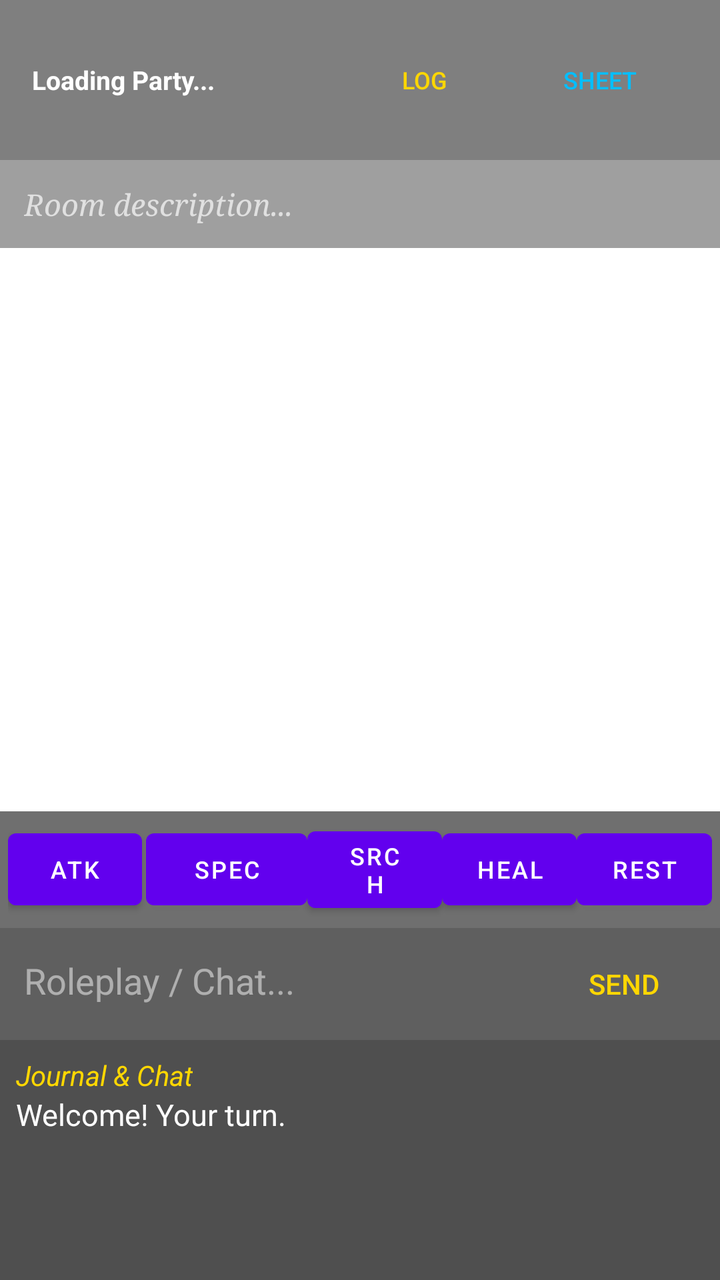
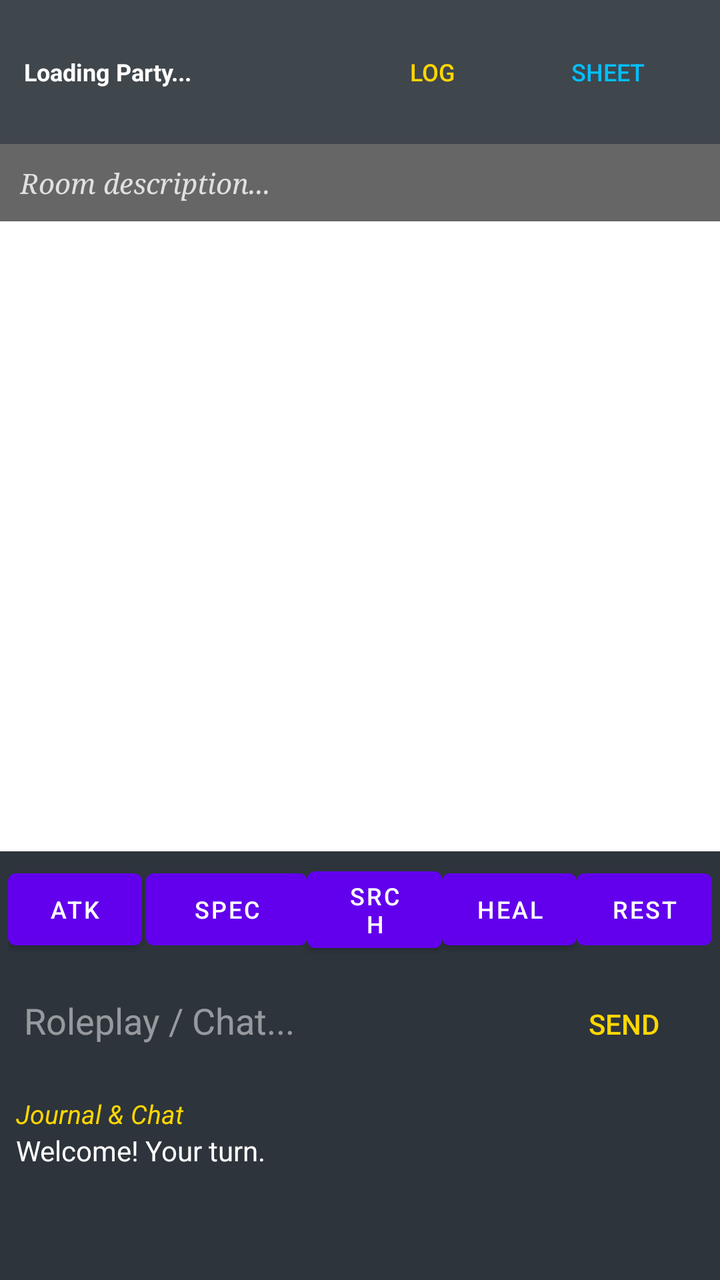

An Android layout rendered at two revisions. The XML below is the earlier revision; the diff shows what the commit changed to produce the second picture.
<!-- AndroidManifest.xml: activity theme Theme.DnDBeginnerRemote -->
<!-- res/layout/activity_main.xml -->
<?xml version="1.0" encoding="utf-8"?>
<RelativeLayout xmlns:android="http://schemas.android.com/apk/res/android"
    android:layout_width="match_parent"
    android:layout_height="match_parent">

    
    <LinearLayout
        android:id="@+id/topBar"
        android:layout_width="match_parent"
        android:layout_height="wrap_content"
        android:orientation="horizontal"
        android:padding="16dp"
        android:background="#80000000"
        android:layout_alignParentTop="true"
        android:gravity="center_vertical">

        <TextView
            android:id="@+id/playerStatusText"
            android:layout_width="0dp"
            android:layout_height="wrap_content"
            android:layout_weight="1"
            android:text="Loading Party..."
            android:textColor="#FFFFFF"
            android:textSize="13sp"
            android:textStyle="bold" />

        <Button
            android:id="@+id/btnJournal"
            android:layout_width="wrap_content"
            android:layout_height="wrap_content"
            android:text="Log"
            style="?android:attr/borderlessButtonStyle"
            android:textColor="#FFD700"
            android:textSize="12sp"/>

        <Button
            android:id="@+id/btnSheet"
            android:layout_width="wrap_content"
            android:layout_height="wrap_content"
            android:text="Sheet"
            style="?android:attr/borderlessButtonStyle"
            android:textColor="#00BFFF"
            android:textSize="12sp"/>
    </LinearLayout>

    
    <TextView
        android:id="@+id/roomDescText"
        android:layout_width="match_parent"
        android:layout_height="wrap_content"
        android:layout_below="@id/topBar"
        android:background="#60000000"
        android:padding="12dp"
        android:text="Room description..."
        android:textColor="#E0E0E0"
        android:textSize="15sp"
        android:fontFamily="serif"
        android:textStyle="italic" />

    
    <LinearLayout
        android:id="@+id/bottomControls"
        android:layout_width="match_parent"
        android:layout_height="wrap_content"
        android:layout_alignParentBottom="true"
        android:orientation="vertical">

        
        <LinearLayout
            android:layout_width="match_parent"
            android:layout_height="wrap_content"
            android:orientation="horizontal"
            android:background="#90000000"
            android:padding="4dp"
            android:gravity="center">

            <Button
                android:id="@+id/btnAttack"
                android:layout_width="0dp"
                android:layout_height="wrap_content"
                android:layout_weight="1"
                android:text="Atk"
                android:textSize="12sp" />

            <Button
                android:id="@+id/id_spacer1"
                android:layout_width="2dp"
                android:layout_height="match_parent"
                android:visibility="invisible"/>

            <Button
                android:id="@+id/btnSpecial"
                android:layout_width="0dp"
                android:layout_height="wrap_content"
                android:layout_weight="1.2"
                android:text="Spec"
                android:textSize="12sp" />

            <Button
                android:id="@+id/btnInteract"
                android:layout_width="0dp"
                android:layout_height="wrap_content"
                android:layout_weight="1"
                android:text="Srch"
                android:textSize="12sp" />

            <Button
                android:id="@+id/btnHeal"
                android:layout_width="0dp"
                android:layout_height="wrap_content"
                android:layout_weight="1"
                android:text="Heal"
                android:textSize="12sp" />

            <Button
                android:id="@+id/btnRest"
                android:layout_width="0dp"
                android:layout_height="wrap_content"
                android:layout_weight="1"
                android:text="Rest"
                android:textSize="12sp" />

            <Button
                android:id="@+id/btnReset"
                android:layout_width="wrap_content"
                android:layout_height="wrap_content"
                android:text="Reset"
                android:visibility="gone" />
        </LinearLayout>

        
        <LinearLayout
            android:layout_width="match_parent"
            android:layout_height="wrap_content"
            android:orientation="horizontal"
            android:background="#A0000000"
            android:padding="4dp">
            <EditText
                android:id="@+id/chatInput"
                android:layout_width="0dp"
                android:layout_height="wrap_content"
                android:layout_weight="1"
                android:hint="Roleplay / Chat..."
                android:textColor="#FFFFFF"
                android:textColorHint="#80FFFFFF"
                android:background="@android:color/transparent"
                android:padding="8dp"/>
            <Button
                android:id="@+id/btnSendChat"
                android:layout_width="wrap_content"
                android:layout_height="wrap_content"
                android:text="Send"
                style="?android:attr/borderlessButtonStyle"
                android:textColor="#FFD700"/>
        </LinearLayout>

        
        <LinearLayout
            android:layout_width="match_parent"
            android:layout_height="120dp"
            android:background="#B0000000"
            android:orientation="vertical"
            android:padding="8dp">

            <TextView
                android:layout_width="wrap_content"
                android:layout_height="wrap_content"
                android:text="Journal &amp; Chat"
                android:textColor="#FFD700"
                android:textSize="14sp"
                android:textStyle="italic" />

            <ScrollView
                android:id="@+id/logScrollView"
                android:layout_width="match_parent"
                android:layout_height="match_parent">
                <TextView
                    android:id="@+id/combatLogText"
                    android:layout_width="match_parent"
                    android:layout_height="wrap_content"
                    android:text="Welcome! Your turn."
                    android:textColor="#FFFFFF"
                    android:textSize="15sp" />
            </ScrollView>
        </LinearLayout>
    </LinearLayout>
</RelativeLayout>
<!-- resources referenced by this layout -->
<resources>
  <style name="Theme.DnDBeginnerRemote" parent="Theme.MaterialComponents.DayNight.NoActionBar">
          <item name="colorPrimary">@color/purple_500</item>
          <item name="colorPrimaryVariant">@color/purple_700</item>
          <item name="colorOnPrimary">@color/white</item>
          <item name="colorSecondary">@color/teal_200</item>
          <item name="colorSecondaryVariant">@color/teal_700</item>
          <item name="colorOnSecondary">@color/black</item>
          <item name="android:statusBarColor">?attr/colorPrimaryVariant</item>
          <item name="android:windowFullscreen">false</item>
      </style>
  <color name="purple_500">#FF6200EE</color>
  <color name="purple_700">#FF3700B3</color>
  <color name="white">#FFFFFFFF</color>
  <color name="teal_200">#FF03DAC5</color>
  <color name="teal_700">#FF018786</color>
  <color name="black">#FF000000</color>
</resources>

<!-- the commit's change to res/layout/activity_main.xml (unified diff, before → after) -->
@@ -1,7 +1,8 @@
 <?xml version="1.0" encoding="utf-8"?>
 <RelativeLayout xmlns:android="http://schemas.android.com/apk/res/android"
     android:layout_width="match_parent"
-    android:layout_height="match_parent">
+    android:layout_height="match_parent"
+    android:background="@android:color/transparent">
 
     
     <LinearLayout
@@ -9,8 +10,8 @@
         android:layout_width="match_parent"
         android:layout_height="wrap_content"
         android:orientation="horizontal"
-        android:padding="16dp"
-        android:background="#80000000"
+        android:padding="12dp"
+        android:background="#CC101820"
         android:layout_alignParentTop="true"
         android:gravity="center_vertical">
 
@@ -21,8 +22,9 @@
             android:layout_weight="1"
             android:text="Loading Party..."
             android:textColor="#FFFFFF"
-            android:textSize="13sp"
-            android:textStyle="bold" />
+            android:textSize="12sp"
+            android:textStyle="bold"
+            android:maxLines="6" />
 
         <Button
             android:id="@+id/btnJournal"
@@ -44,16 +46,25 @@
     </LinearLayout>
 
     
+    <FrameLayout
+        android:id="@+id/battleArena"
+        android:layout_width="match_parent"
+        android:layout_height="match_parent"
+        android:layout_below="@id/topBar"
+        android:layout_above="@id/bottomControls"
+        android:background="@android:color/transparent" />
+
+    
     <TextView
         android:id="@+id/roomDescText"
         android:layout_width="match_parent"
         android:layout_height="wrap_content"
         android:layout_below="@id/topBar"
-        android:background="#60000000"
-        android:padding="12dp"
+        android:background="#99000000"
+        android:padding="10dp"
         android:text="Room description..."
         android:textColor="#E0E0E0"
-        android:textSize="15sp"
+        android:textSize="14sp"
         android:fontFamily="serif"
         android:textStyle="italic" />
 
@@ -63,14 +74,13 @@
         android:layout_width="match_parent"
         android:layout_height="wrap_content"
         android:layout_alignParentBottom="true"
-        android:orientation="vertical">
+        android:orientation="vertical"
+        android:background="#E0101820">
 
-        
         <LinearLayout
             android:layout_width="match_parent"
             android:layout_height="wrap_content"
             android:orientation="horizontal"
-            android:background="#90000000"
             android:padding="4dp"
             android:gravity="center">
 
@@ -128,12 +138,10 @@
                 android:visibility="gone" />
         </LinearLayout>
 
-        
         <LinearLayout
             android:layout_width="match_parent"
             android:layout_height="wrap_content"
             android:orientation="horizontal"
-            android:background="#A0000000"
             android:padding="4dp">
             <EditText
                 android:id="@+id/chatInput"
@@ -154,11 +162,9 @@
                 android:textColor="#FFD700"/>
         </LinearLayout>
 
-        
         <LinearLayout
             android:layout_width="match_parent"
-            android:layout_height="120dp"
-            android:background="#B0000000"
+            android:layout_height="100dp"
             android:orientation="vertical"
             android:padding="8dp">
 
@@ -167,7 +173,7 @@
                 android:layout_height="wrap_content"
                 android:text="Journal &amp; Chat"
                 android:textColor="#FFD700"
-                android:textSize="14sp"
+                android:textSize="13sp"
                 android:textStyle="italic" />
 
             <ScrollView
@@ -180,7 +186,7 @@
                     android:layout_height="wrap_content"
                     android:text="Welcome! Your turn."
                     android:textColor="#FFFFFF"
-                    android:textSize="15sp" />
+                    android:textSize="14sp" />
             </ScrollView>
         </LinearLayout>
     </LinearLayout>
<!-- resource entries referenced after the edit -->
@@ -7,8 +7,10 @@
           <item name="colorSecondary">@color/teal_200</item>
           <item name="colorSecondaryVariant">@color/teal_700</item>
           <item name="colorOnSecondary">@color/black</item>
-          <item name="android:statusBarColor">?attr/colorPrimaryVariant</item>
-          <item name="android:windowFullscreen">false</item>
+          <item name="android:statusBarColor">@android:color/transparent</item>
+          <item name="android:windowBackground">@android:color/transparent</item>
+          <item name="android:windowIsTranslucent">true</item>
+          <item name="android:navigationBarColor">#101820</item>
       </style>
   <color name="purple_500">#FF6200EE</color>
   <color name="purple_700">#FF3700B3</color>
